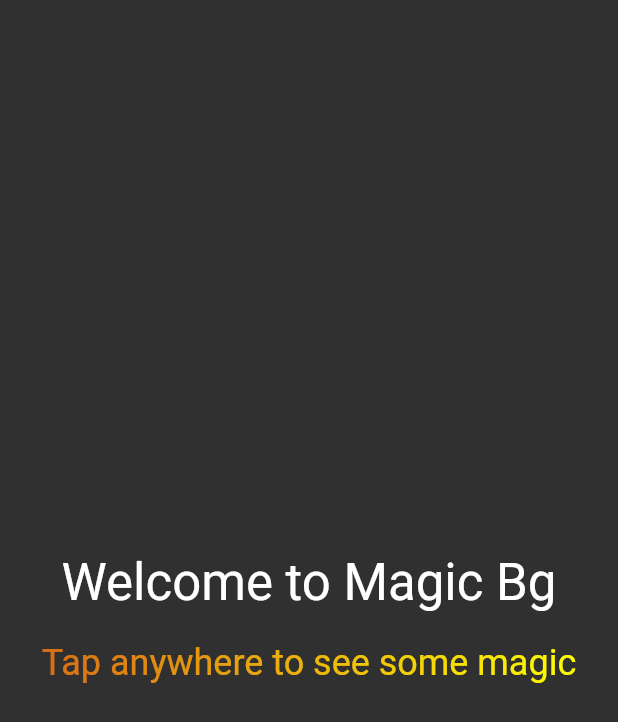
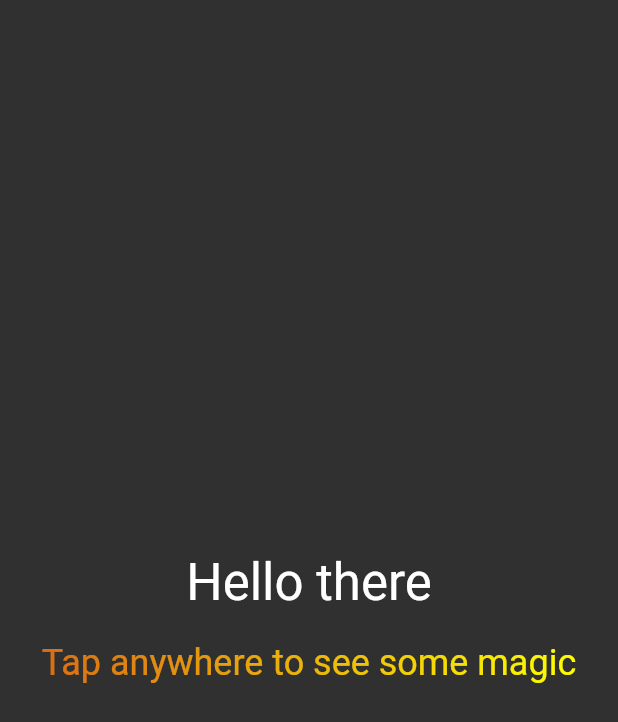
Before and after one commit to mrnabdulai/magic-bg-flutter, a Flutter app: the screen it shows after launch, on a phone screen of 412 x 824 dp. Shown: the top 722 px of the screen. Run offline on Flutter 3.47's test engine with Material 2 defaults, Android fonts, the phone set to English and light mode, and no system bars.

Commit message:
Changed center text to required

```diff
--- a/lib/features/presentation/screens/home_screen.dart
+++ b/lib/features/presentation/screens/home_screen.dart
@@ -49,7 +49,7 @@ class _HomeScreenState extends State<HomeScreen> {
                 mainAxisAlignment: MainAxisAlignment.center,
                 children: [
                   Text(
-                    "Welcome to Magic Bg",
+                    "Hello there",
                     style: TextStyle(
                       fontSize:
                           Theme.of(context).textTheme.headlineMedium?.fontSize,
```
